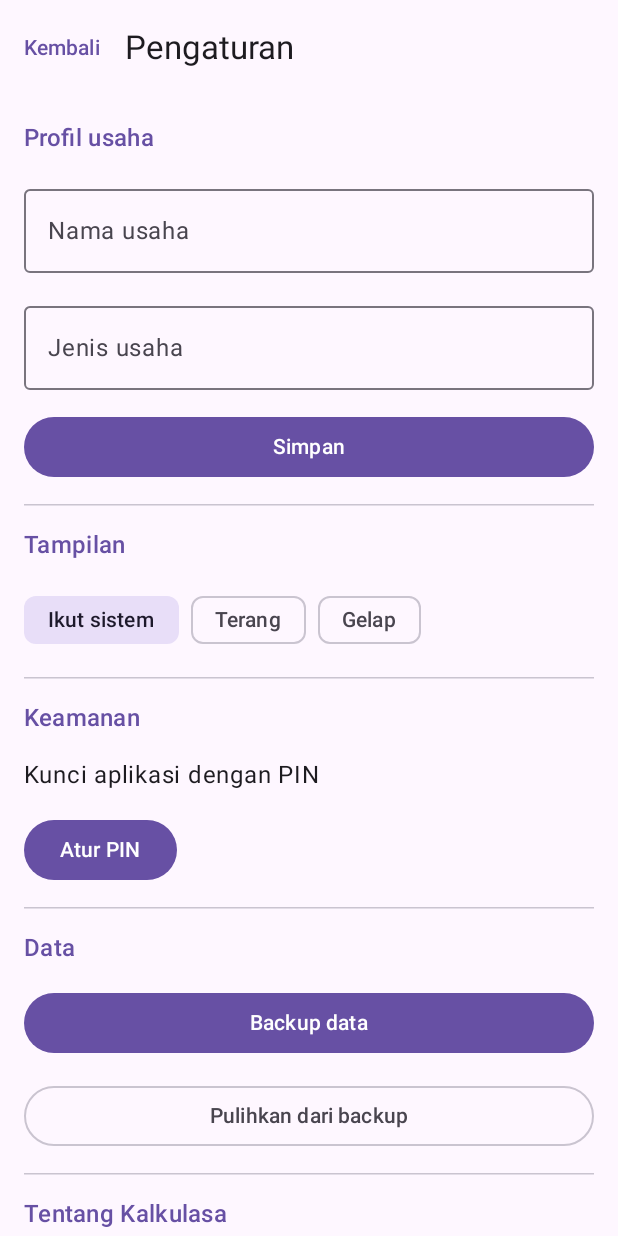
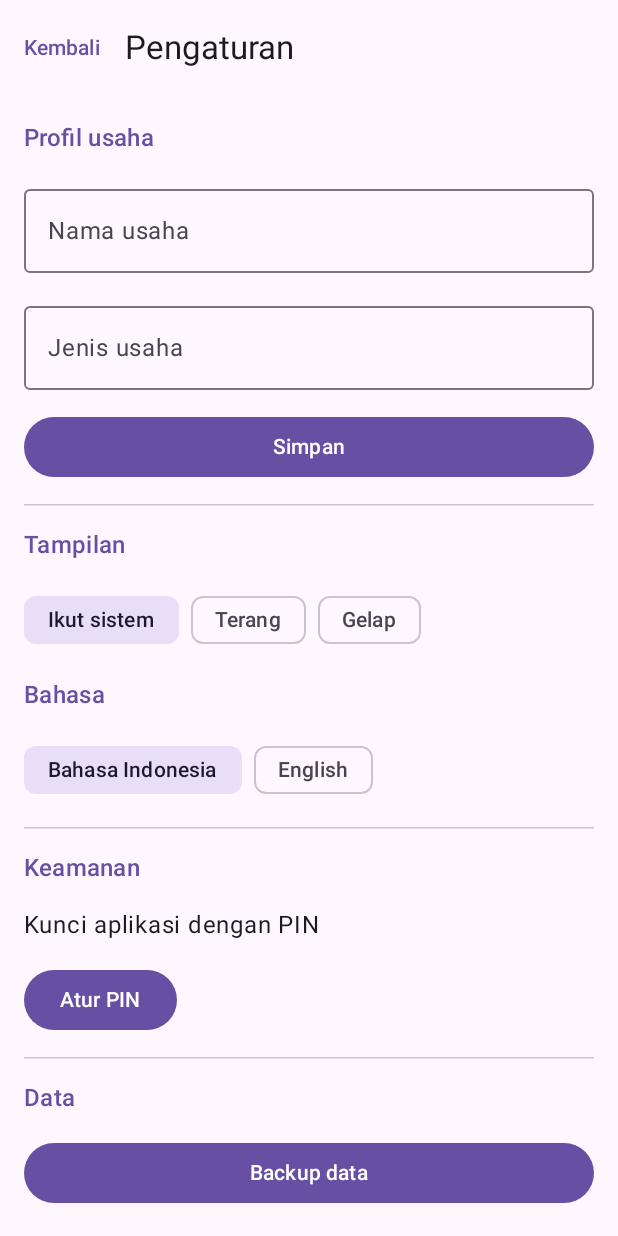
Before and after one commit to nekonaru/kalkulasa, an Android app built with Jetpack Compose: the composable SettingsScreen shown on its own in the app's theme, on a phone screen of 412 x 824 dp. Run offline under Robolectric (Android 15) with nearby library versions, the phone set to English and light mode, and no system bars; our stand-ins replace Dagger/Hilt's generated code, Room's generated code; 2 statements that could not run were skipped.

Commit message:
docs: make Bahasa Indonesia the default language across project
app: add in-app language switcher (Pengaturan > Bahasa), default Indonesia; docs and repo metadata now default to Bahasa Indonesia with English as bilingual counterpart

```diff
--- /dev/null
+++ b/app/src/main/java/id/kalkulasa/core/localization/LanguagePreference.kt
@@ -0,0 +1,22 @@
+package id.kalkulasa.core.localization
+
+import android.content.Context
+import android.content.SharedPreferences
+
+/** Synchronous language preference used by attachBaseContext. Defaults to Indonesian. */
+object LanguagePreference {
+    const val PREFS_NAME = "kalkulasa_lang"
+    const val KEY_LANG = "lang"
+    const val INDONESIAN = "id"
+    const val ENGLISH = "en"
+
+    fun get(context: Context): String =
+        prefs(context).getString(KEY_LANG, INDONESIAN) ?: INDONESIAN
+
+    fun set(context: Context, lang: String) {
+        prefs(context).edit().putString(KEY_LANG, lang).apply()
+    }
+
+    private fun prefs(context: Context): SharedPreferences =
+        context.getSharedPreferences(PREFS_NAME, Context.MODE_PRIVATE)
+}
--- a/app/src/main/java/id/kalkulasa/presentation/settings/SettingsScreen.kt
+++ b/app/src/main/java/id/kalkulasa/presentation/settings/SettingsScreen.kt
@@ -55,6 +55,7 @@ fun SettingsScreen(
     val state by viewModel.state.collectAsStateWithLifecycle()
     val themeMode by viewModel.themeMode.collectAsStateWithLifecycle()
     val hasPin by viewModel.hasPin.collectAsStateWithLifecycle()
+    val language by viewModel.language.collectAsStateWithLifecycle()
     val context = LocalContext.current
     val snackbar = remember { SnackbarHostState() }
 
@@ -134,6 +135,24 @@ fun SettingsScreen(
                     FilterChip(
                         selected = themeMode == mode,
                         onClick = { viewModel.setThemeMode(mode) },
+                        label = { Text(context.getString(label)) },
+                    )
+                }
+            }
+
+            // Language
+            SectionHeader(context.getString(R.string.settings_language))
+            Row(horizontalArrangement = Arrangement.spacedBy(8.dp)) {
+                listOf(
+                    id.kalkulasa.core.localization.LanguagePreference.INDONESIAN to R.string.language_indonesian,
+                    id.kalkulasa.core.localization.LanguagePreference.ENGLISH to R.string.language_english,
+                ).forEach { (lang, label) ->
+                    FilterChip(
+                        selected = language == lang,
+                        onClick = {
+                            viewModel.setLanguage(lang)
+                            (context as? android.app.Activity)?.recreate()
+                        },
                         label = { Text(context.getString(label)) },
                     )
                 }
--- a/app/src/main/java/id/kalkulasa/presentation/settings/SettingsViewModel.kt
+++ b/app/src/main/java/id/kalkulasa/presentation/settings/SettingsViewModel.kt
@@ -54,6 +54,15 @@ class SettingsViewModel @Inject constructor(
 
     val hasPin: StateFlow<Boolean> = settings.hasPin
         .stateIn(viewModelScope, SharingStarted.WhileSubscribed(5_000), false)
+
+    private val _language = MutableStateFlow(id.kalkulasa.core.localization.LanguagePreference.get(context))
+    val language: StateFlow<String> = _language.asStateFlow()
+
+    /** Persist the language choice; the caller should recreate the activity. */
+    fun setLanguage(lang: String) {
+        id.kalkulasa.core.localization.LanguagePreference.set(context, lang)
+        _language.value = lang
+    }
 
     private val _events = Channel<SettingsEvent>(Channel.BUFFERED)
     val events: Flow<SettingsEvent> = _events.receiveAsFlow()
--- a/app/src/main/res/values/strings.xml
+++ b/app/src/main/res/values/strings.xml
@@ -163,6 +163,9 @@
     <string name="settings_title">Pengaturan</string>
     <string name="settings_business">Profil usaha</string>
     <string name="settings_appearance">Tampilan</string>
+    <string name="settings_language">Bahasa</string>
+    <string name="language_indonesian">Bahasa Indonesia</string>
+    <string name="language_english">English</string>
     <string name="theme_system">Ikut sistem</string>
     <string name="theme_light">Terang</string>
     <string name="theme_dark">Gelap</string>
```
Also changed, not shown: app/src/main/java/id/kalkulasa/MainActivity.kt (+10 -0 lines), 9 other files.
